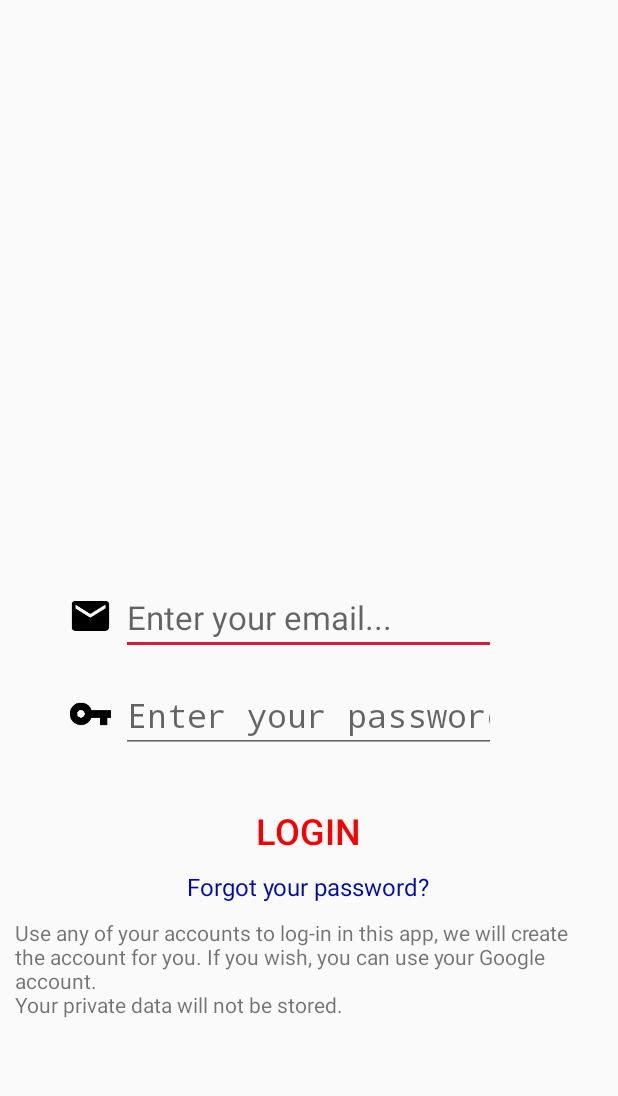
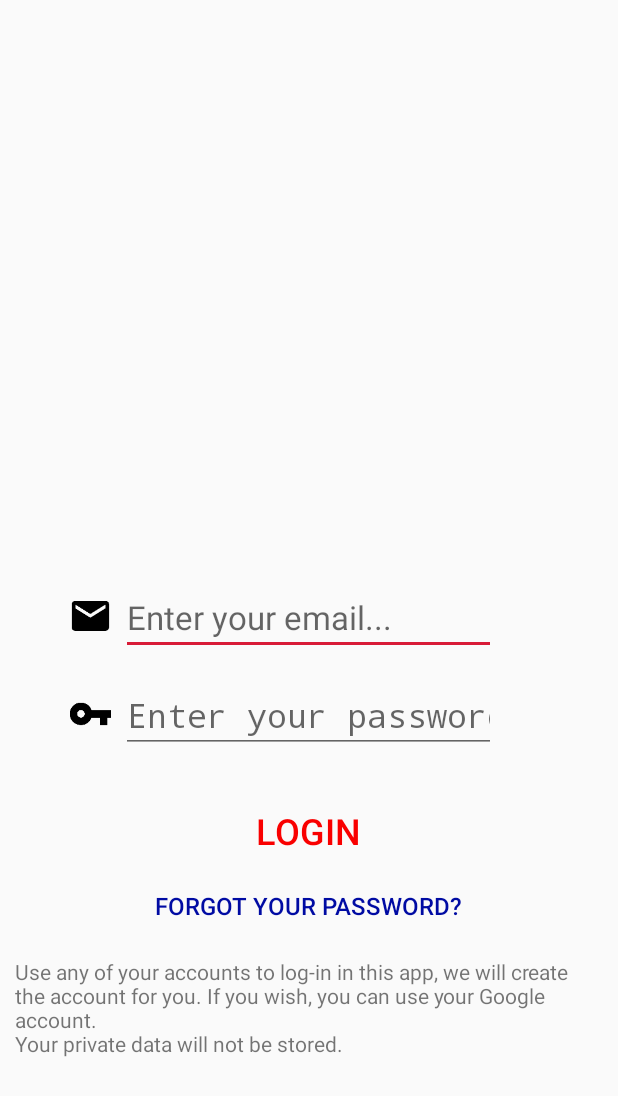
Before and after one commit to gabrichisco/ProyectoCalendario, an Android app: the screen it shows after launch (LoginActivity), after a tap on "LOGIN", on a phone screen of 412 x 824 dp. Shown: the top 1096 px of the screen. Run offline under Robolectric (Android 15) with nearby library versions, the phone set to English and light mode, and no system bars; our stand-ins replace Firebase (no records; nobody signed in at launch, a user with empty details on screens opened directly).

Commit message:
Arreglado el login

```diff
--- a/app/src/main/java/gabrichisco/proyectocalendario/LoginActivity.java
+++ b/app/src/main/java/gabrichisco/proyectocalendario/LoginActivity.java
@@ -5,6 +5,7 @@ import android.content.Intent;
 import android.os.Bundle;
 import android.support.annotation.NonNull;
 import android.text.TextUtils;
+import android.util.Log;
 import android.util.Patterns;
 import android.view.View;
 import android.widget.Button;
@@ -16,12 +17,14 @@ import com.google.android.gms.tasks.Task;
 import com.google.firebase.auth.AuthResult;
 import com.google.firebase.auth.FirebaseAuth;
 import com.google.firebase.auth.FirebaseUser;
+import com.google.firebase.database.DatabaseReference;
+import com.google.firebase.database.FirebaseDatabase;
 
 public class LoginActivity extends Activity {
     private FirebaseAuth mAuth;
     FirebaseUser currentUser;
     EditText email, password;
-    Button loginBtn;
+    Button loginBtn, forgotBtn;
 
     @Override
     protected void onCreate(Bundle savedInstanceState) {
@@ -34,6 +37,7 @@ public class LoginActivity extends Activity {
         email = findViewById(R.id.idLoginEmail);
         password = findViewById(R.id.idLoginPassword);
         loginBtn = findViewById(R.id.idLoginButton);
+        forgotBtn = findViewById(R.id.idLoginForgot);
 
         if (currentUser != null) {
             goToMain();
@@ -42,12 +46,24 @@ public class LoginActivity extends Activity {
         loginBtn.setOnClickListener(new View.OnClickListener() {
             @Override
             public void onClick(View v) {
-                if (isValidEmail(email.getText().toString())  /*&& isPasswordValid(password.getText().toString())*/) {
+                // Comprobar el email y la contraseña
+                if (isValidEmail(email.getText().toString()) && isValidPassword(password.getText().toString())) {
                     login();
                 } else {
+                    // Igual es mejor comprobar los dos campos por separado y mostrar un mensaje por cada uno
 //                    Toast.makeText(LoginActivity.this, "Email no válido", Toast.LENGTH_LONG);
                     Toast.makeText(LoginActivity.this, getResources().getString(R.string.mensaje_cuando_la_cagas), Toast.LENGTH_LONG);
                 }
+            }
+        });
+
+        loginBtn.setOnClickListener(new View.OnClickListener() {
+            @Override
+            public void onClick(View v) {
+                // Boton para recuperar la cuenta
+                // Se que Firebase tiene un metodo de recuperarla y te envia un correo, pero hay que verlo
+                // De momento se puede poner un mensaje de que aun no funciona
+                Toast.makeText(LoginActivity.this, getResources().getString(R.string.mensaje_cuando_la_cagas), Toast.LENGTH_LONG);
             }
         });
     }
@@ -57,18 +73,16 @@ public class LoginActivity extends Activity {
                 .addOnCompleteListener(this, new OnCompleteListener<AuthResult>() {
                     @Override
                     public void onComplete(@NonNull Task<AuthResult> task) {
-                        if(task.isSuccessful()){
+                        Log.d("Login", "Task: " + task.getException());
+                        if (task.isSuccessful()) {
                             FirebaseUser user = mAuth.getCurrentUser();
 
-                            /*
+
                             FirebaseDatabase database = FirebaseDatabase.getInstance();
                             DatabaseReference userDataDB = database.getReference("Users");
 
-                            Long currentTime = System.currentTimeMillis();
-
-                            userDataDB.child(user.getUid()).child("UserEmail").setValue(email);
-                            userDataDB.child(user.getUid()).child("Date").setValue(currentTime);
-                             */
+                            userDataDB.child(user.getUid()).child("UserEmail").setValue(email.getText().toString());
+                            userDataDB.child(user.getUid()).child("Date").setValue(System.currentTimeMillis());
 
                             goToMain();
                         } else {
@@ -81,9 +95,15 @@ public class LoginActivity extends Activity {
     private void goToMain() {
         Intent myIntent = new Intent(LoginActivity.this, MainActivity.class);
         LoginActivity.this.startActivity(myIntent);
+        finish();
     }
 
     private static boolean isValidEmail(String email) {
         return !TextUtils.isEmpty(email) && Patterns.EMAIL_ADDRESS.matcher(email).matches();
     }
+
+    private static boolean isValidPassword(String password) {
+        // Completar aqui las reglas de la contraseña
+        return true;
+    }
 }
--- a/app/src/main/res/layout/activity_login.xml
+++ b/app/src/main/res/layout/activity_login.xml
@@ -31,8 +31,8 @@
         android:layout_centerInParent="true"
         android:layout_marginEnd="5dp"
         android:layout_marginRight="5dp"
+        android:layout_toStartOf="@id/idLoginEmail"
         android:layout_toLeftOf="@id/idLoginEmail"
-        android:layout_toStartOf="@id/idLoginEmail"
         android:src="@drawable/ic_email_black_48dp" />
 
     <ImageView
@@ -42,8 +42,8 @@
         android:layout_centerInParent="true"
         android:layout_marginEnd="5dp"
         android:layout_marginRight="5dp"
+        android:layout_toStartOf="@id/idLoginPassword"
         android:layout_toLeftOf="@id/idLoginPassword"
-        android:layout_toStartOf="@id/idLoginPassword"
         android:src="@drawable/ic_vpn_key_black_48dp" />
 
     <Button
@@ -54,13 +54,14 @@
         android:layout_below="@id/idLoginPassword"
         android:layout_centerInParent="true"
         android:layout_marginTop="10dp"
+        android:backgroundTint="@color/colorSecundary"
         android:text="@string/loginButton"
         android:textColor="@color/colorLogin"
-        android:backgroundTint="@color/colorSecundary"
         android:textSize="24sp" />
 
-    <TextView
+    <Button
         android:id="@+id/idLoginForgot"
+        style="@style/Widget.AppCompat.Button.Borderless"
         android:layout_width="wrap_content"
         android:layout_height="wrap_content"
         android:layout_below="@id/idLoginButton"
```
